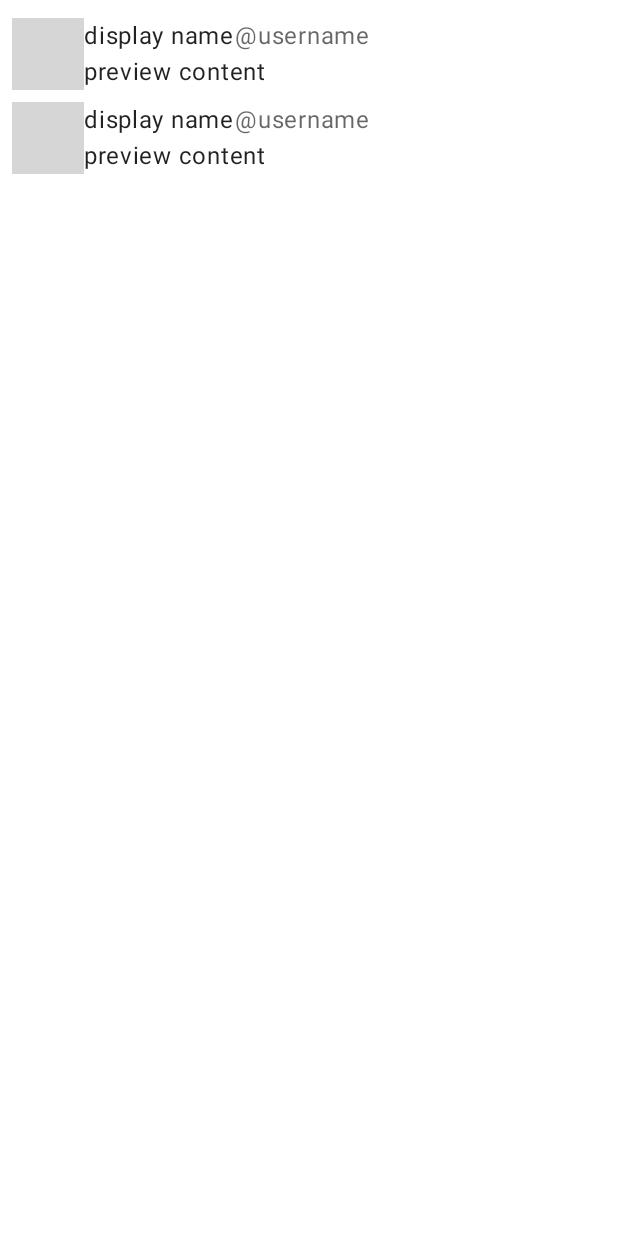
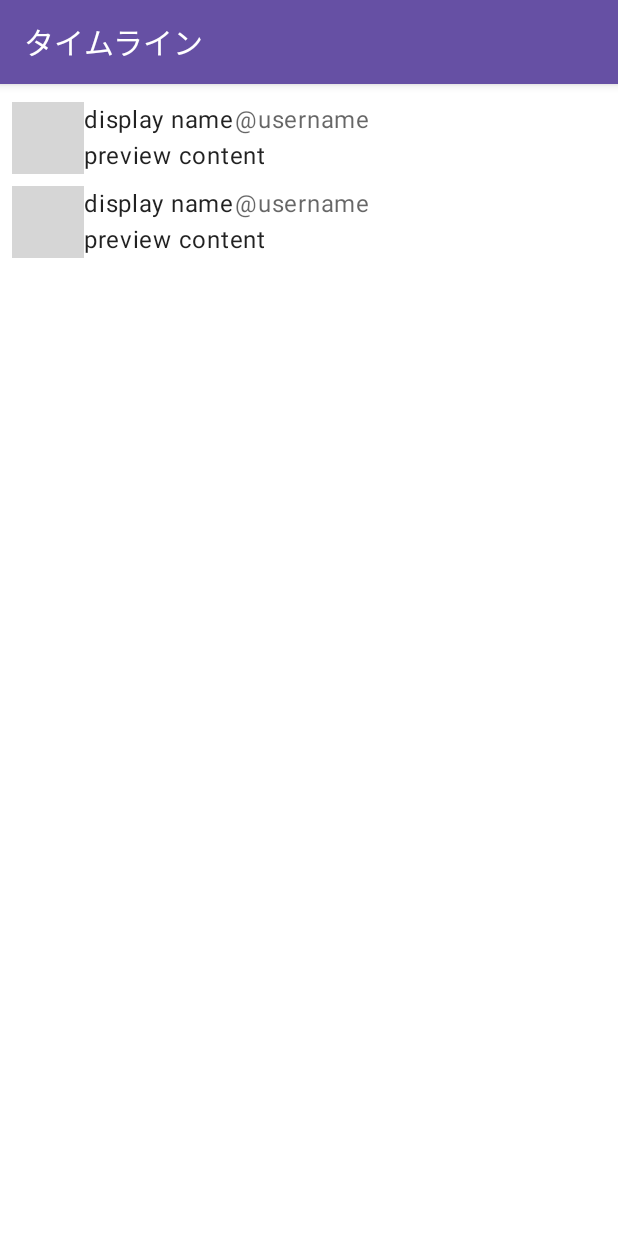
Before and after one commit to Somahc/2023_DMM_internship_yatter, an Android app built with Jetpack Compose: the @Preview function PublicTimelineTemplatePreview, on a phone screen of 412 x 824 dp. Run offline under Robolectric (Android 15) with nearby library versions, the phone set to English and light mode, and no system bars; pictures from the network do not load; grey boxes are pictures that could not be loaded.

Commit message:
Scaffold実装

```diff
--- a/Yatter2023/app/src/main/java/com/dmm/bootcamp/yatter2023/ui/timeline/PublicTimelineTemplate.kt
+++ b/Yatter2023/app/src/main/java/com/dmm/bootcamp/yatter2023/ui/timeline/PublicTimelineTemplate.kt
@@ -4,6 +4,7 @@ package com.dmm.bootcamp.yatter2023.ui.timeline
 import androidx.compose.foundation.layout.Box
 import androidx.compose.foundation.layout.PaddingValues
 import androidx.compose.foundation.layout.fillMaxSize
+import androidx.compose.foundation.layout.padding
 import androidx.compose.foundation.lazy.LazyColumn
 import androidx.compose.material.Surface
 import androidx.compose.runtime.Composable
@@ -13,6 +14,9 @@ import com.dmm.bootcamp.yatter2023.ui.timeline.bindingmodel.StatusBindingModel
 import androidx.compose.foundation.lazy.items
 import androidx.compose.material.CircularProgressIndicator
 import androidx.compose.material.ExperimentalMaterialApi
+import androidx.compose.material.Scaffold
+import androidx.compose.material.Text
+import androidx.compose.material.TopAppBar
 import androidx.compose.material.pullrefresh.PullRefreshIndicator
 import androidx.compose.material.pullrefresh.pullRefresh
 import androidx.compose.material.pullrefresh.rememberPullRefreshState
@@ -28,10 +32,20 @@ fun PublicTimelineTemplate(
     isRefreshing: Boolean,
     onRefresh: () -> Unit,
 ) {
+    Scaffold(
+        topBar = {
+            TopAppBar(
+                title = {
+                    Text(text = "タイムライン")
+                },
+            )
+        }
+    ) {
         val pullRefreshState = rememberPullRefreshState(isRefreshing, onRefresh)
         Box(
             modifier = Modifier
                 .fillMaxSize()
+                .padding(it)
                 .pullRefresh(pullRefreshState),
             contentAlignment = Alignment.Center,
         ) {
@@ -52,6 +66,8 @@ fun PublicTimelineTemplate(
                 CircularProgressIndicator()
             }
         }
+    }
+
 }
 
 @Preview
```
Lines whose indentation alone changed are shown as unchanged.
